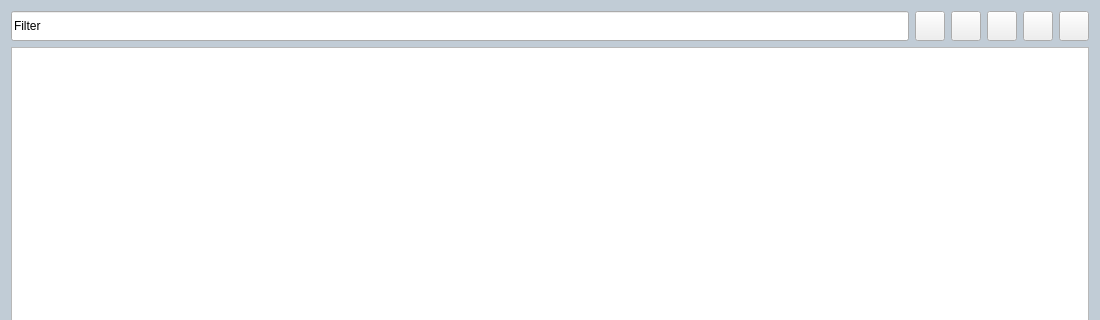
The window that src/setting_page/SettingPageModel.ui (hanjingo/rag-qt) describes before a commit, drawn with Qt 5; both pictures show x 0 to 1100 and y 0 to 320 of the 1100 by 1056 pixel window.
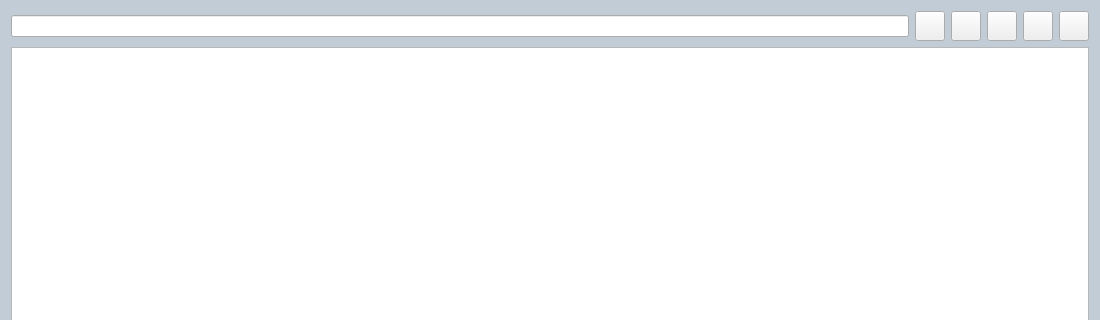
The same window after the commit. Icons and pictures are not drawn.

```diff
--- a/src/setting_page/SettingPageModel.ui
+++ b/src/setting_page/SettingPageModel.ui
@@ -26,23 +26,7 @@
    <item>
     <layout class="QHBoxLayout" name="horizontalLayout">
      <item>
-      <widget class="QLineEdit" name="editFilter">
-       <property name="minimumSize">
-        <size>
-         <width>0</width>
-         <height>30</height>
-        </size>
-       </property>
-       <property name="maximumSize">
-        <size>
-         <width>16777215</width>
-         <height>30</height>
-        </size>
-       </property>
-       <property name="inputMask">
-        <string>Filter</string>
-       </property>
-      </widget>
+      <widget class="QLineEdit" name="editFilter"/>
      </item>
      <item>
       <widget class="QPushButton" name="btnAdd">
```
